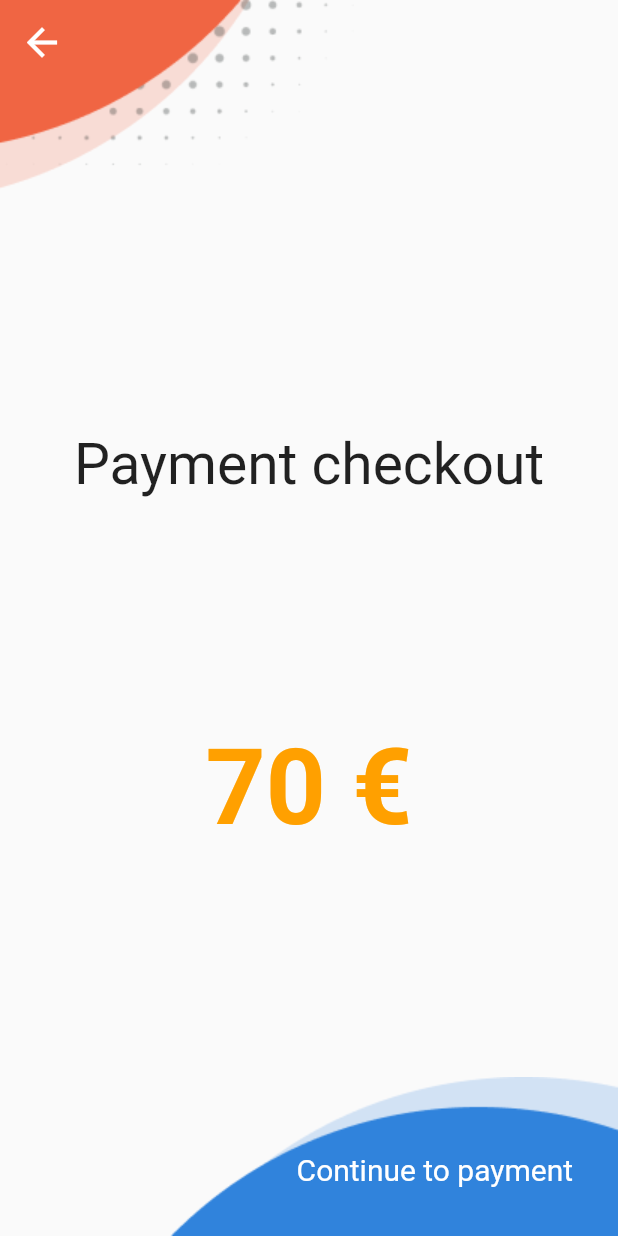
After one commit to Becks-Devhack/Flutter, a Flutter app: the PaymentCheckoutScreen screen opened by its route, on a phone screen of 412 x 824 dp. The commit adds this screen. Run offline on Flutter 3.47's test engine with Material 2 defaults, Android fonts, the light colour scheme and no system bars; our stand-ins replace carousel_slider, cloud_firestore, file_picker, firebase_auth, firebase_core, smooth_page_indicator; missing offline and left inert: excel, random_password_generator; accounts and stored records are empty.

Commit message:
payment screen

```diff
--- a/dev_hack/lib/main.dart
+++ b/dev_hack/lib/main.dart
@@ -1,4 +1,5 @@
 import 'package:cloud_firestore/cloud_firestore.dart';
+import 'package:dev_hack/screens/PaymentCheckoutScreen.dart';
 import 'package:dev_hack/screens/appFeatures_screen.dart';
 import 'package:dev_hack/screens/carousel_screen.dart';
 import 'package:dev_hack/screens/login_page.dart';
@@ -36,6 +37,7 @@ class MyApp extends StatelessWidget {
         CarouselScreen.routeName: (ctx) => CarouselScreen(),
         UploadEmployee.routeName: (ctx) => UploadEmployee(),
         AppFeaturesScreen.routeName: (ctx) => AppFeaturesScreen(),
+        PaymentCheckoutScreen.routeName: (ctx) => PaymentCheckoutScreen(),
       },
       home: const Splash(title: "splash_screen"),
     );
--- /dev/null
+++ b/dev_hack/lib/screens/PaymentCheckoutScreen.dart
@@ -0,0 +1,104 @@
+import 'package:flutter/material.dart';
+
+class PaymentCheckoutScreen extends StatefulWidget {
+  const PaymentCheckoutScreen({Key? key}) : super(key: key);
+  static final routeName = '/payment';
+
+  @override
+  State<PaymentCheckoutScreen> createState() => _PaymentCheckoutScreenState();
+}
+
+class _PaymentCheckoutScreenState extends State<PaymentCheckoutScreen> {
+  @override
+  Widget build(BuildContext context) {
+
+    final double width = MediaQuery.of(context).size.width;
+
+    return Scaffold(
+        extendBodyBehindAppBar: true,
+        appBar: AppBar(
+          elevation: 0,
+          backgroundColor: Colors.transparent,
+          leading: IconButton(
+            icon: Icon(Icons.arrow_back, color: Colors.white, size: 30,),
+            onPressed: () =>  Navigator.of(context).pop(),
+          ),
+        ),
+        body: Container(
+          child: Column(
+            mainAxisAlignment: MainAxisAlignment.spaceBetween,
+            children: [
+              Container(
+                child: Image.asset('assets/Component3.png'),
+                alignment: Alignment.topLeft,
+              ),
+
+              Padding(
+                padding: const EdgeInsets.fromLTRB(18, 0, 18, 0),
+                child: Text("Payment checkout",
+                    style: TextStyle(fontSize: 38)),
+              ),
+
+              Row(
+                mainAxisAlignment: MainAxisAlignment.center,
+                children: [
+                  Text(
+                    "70 €",
+                    style: TextStyle(
+                        fontSize: 70,
+                        color: Colors.amber[700],
+                        fontWeight: FontWeight.bold
+                    ),
+                  ),
+                ],
+              ),
+
+              Container(
+                width: width,
+                alignment: Alignment.bottomRight,
+                child: Stack(children: [
+                  Row(mainAxisAlignment: MainAxisAlignment.end, children: [
+                    Image.asset('assets/Component4.png'),
+                  ]),
+                  Container(
+                    alignment: Alignment.bottomRight,
+                    child: Column(
+                      children: [
+                        SizedBox(
+                          height: 50,
+                        ),
+                        Row(
+                          mainAxisAlignment: MainAxisAlignment.end,
+                          children: [
+                            GestureDetector(
+                                child: Text(
+                                    "Continue to payment",
+                                    style: TextStyle(
+                                        fontSize: 20,
+                                        color: Colors.white
+                                    )),
+                                // onTap: () {
+                                //   Navigator.push<Widget>(
+                                //     context,
+                                //     MaterialPageRoute(
+                                //       builder: (context) => DownloadScreen(),
+                                //     ),
+                                //   );}
+                            ),
+                            SizedBox(
+                              width: 30,
+                            )
+                          ],
+                        ),
+                      ],
+                    ),
+                  )
+                ]),
+              ),
+            ],
+          ),
+        )
+
+    );
+  }
+}
--- a/dev_hack/lib/screens/appFeatures_screen.dart
+++ b/dev_hack/lib/screens/appFeatures_screen.dart
@@ -1,3 +1,4 @@
+import 'package:dev_hack/screens/PaymentCheckoutScreen.dart';
 import 'package:flutter/material.dart';
 
 
@@ -146,12 +147,8 @@ class _AppFeaturesScreenState extends State<AppFeaturesScreen> {
                                       color: Colors.white
                                   )),
                               onTap: () {
-                                // Navigator.push<Widget>(
-                                //   context,
-                                //   MaterialPageRoute(
-                                //     builder: (context) => AddHospitalLogoScreen(),
-                                //   ),
-                                // );}
+                                Navigator.pushNamed(
+                                    context, PaymentCheckoutScreen.routeName);
                               }
                           ),
                           SizedBox(
```
